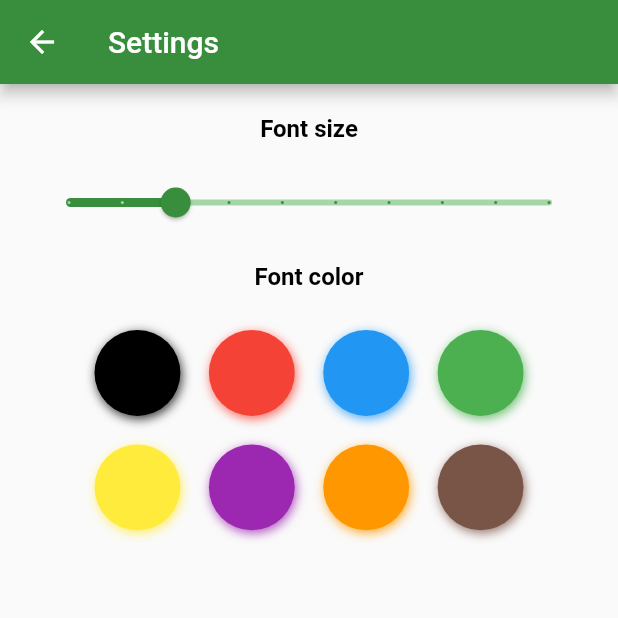
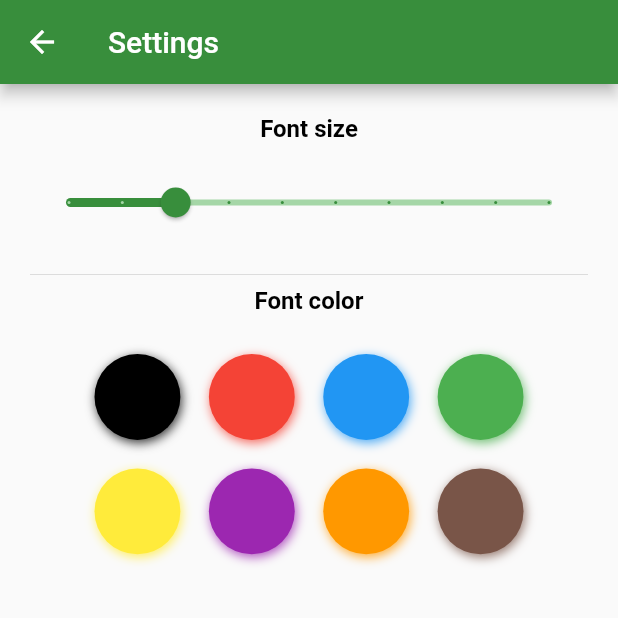
Before and after one commit to KirillGubich/car-companies, a Flutter app: the SettingsView screen opened directly, on a phone screen of 412 x 824 dp, the top half of it. Run offline on Flutter 3.47's test engine with Material 2 defaults, Android fonts, the light colour scheme and no system bars; drawn by our look-alikes of flutter_colorpicker; our stand-ins replace google_maps_flutter, shared_preferences; accounts and stored records are empty; network calls fail.

Commit message:
Font size and color change

```diff
--- a/lib/main.dart
+++ b/lib/main.dart
@@ -2,6 +2,8 @@ import 'package:cars_catalog/view/CatalogView.dart';
 import 'package:cars_catalog/view/MapView.dart';
 import 'package:cars_catalog/view/SettingsView.dart';
 import 'package:flutter/material.dart';
+
+import 'model/app_properties.dart';
 
 void main() {
   runApp(const MyApp());
--- /dev/null
+++ b/lib/model/app_properties.dart
@@ -0,0 +1,15 @@
+import 'package:flutter/material.dart';
+
+class AppProperties {
+
+    static final fontColors = <Color>[
+        Colors.black,
+        Colors.red,
+        Colors.blue,
+        Colors.green,
+        Colors.yellow,
+        Colors.purple,
+        Colors.orange,
+        Colors.brown
+    ];
+}
--- a/lib/view/SettingsView.dart
+++ b/lib/view/SettingsView.dart
@@ -1,6 +1,8 @@
 import 'package:flutter/material.dart';
 import 'package:flutter_colorpicker/flutter_colorpicker.dart';
 import 'package:shared_preferences/shared_preferences.dart';
+
+import '../model/app_properties.dart';
 
 class SettingsView extends StatefulWidget {
   const SettingsView({Key? key}) : super(key: key);
@@ -11,23 +13,11 @@ class SettingsView extends StatefulWidget {
 
 class _SettingsViewState extends State<SettingsView> {
   double _fontSize = 14;
-  Color _fontColor = Colors.red;
-  int colorIndex = 0;
-  final colors = <Color>[
-    Colors.black,
-    Colors.red,
-    Colors.blue,
-    Colors.green,
-    Colors.yellow,
-    Colors.purple,
-    Colors.orange,
-    Colors.brown
-  ];
+  Color _fontColor = Colors.black;
 
   changeColor(Color color) async {
     setState(() => _fontColor = color);
-    int index = colors.indexOf(color);
-    print(index);
+    int index = AppProperties.fontColors.indexOf(color);
     final prefs = await SharedPreferences.getInstance();
     prefs.setInt("colorIndex", index);
   }
@@ -46,13 +36,11 @@ class _SettingsViewState extends State<SettingsView> {
   Future<Color> uploadColor() async {
     final prefs = await SharedPreferences.getInstance();
     final index = prefs.getInt("colorIndex") ?? 0;
-    print(index);
-    return colors[index];
+    return AppProperties.fontColors[index];
   }
 
   @override
   Widget build(BuildContext context) {
-
     uploadFontSize().then((value) {
       setState(() {
         _fontSize = value;
@@ -63,7 +51,6 @@ class _SettingsViewState extends State<SettingsView> {
         _fontColor = value;
       });
     });
-
 
     return Scaffold(
       appBar: AppBar(
@@ -92,12 +79,14 @@ class _SettingsViewState extends State<SettingsView> {
                 onChanged: changeFontSize,
               ),
             ),
+            const Divider(),
             Text("Font color\n",
                 style: TextStyle(
-                      fontSize: _fontSize, fontWeight: FontWeight.bold,
+                    fontSize: _fontSize,
+                    fontWeight: FontWeight.bold,
                     color: _fontColor)),
             BlockPicker(
-                  availableColors: colors,
+                availableColors: AppProperties.fontColors,
                 pickerColor: Colors.white,
                 onColorChanged: changeColor),
           ],
```
Also changed, not shown: lib/view/CatalogView.dart (+29 -5 lines). Lines whose indentation alone changed are shown as unchanged.
